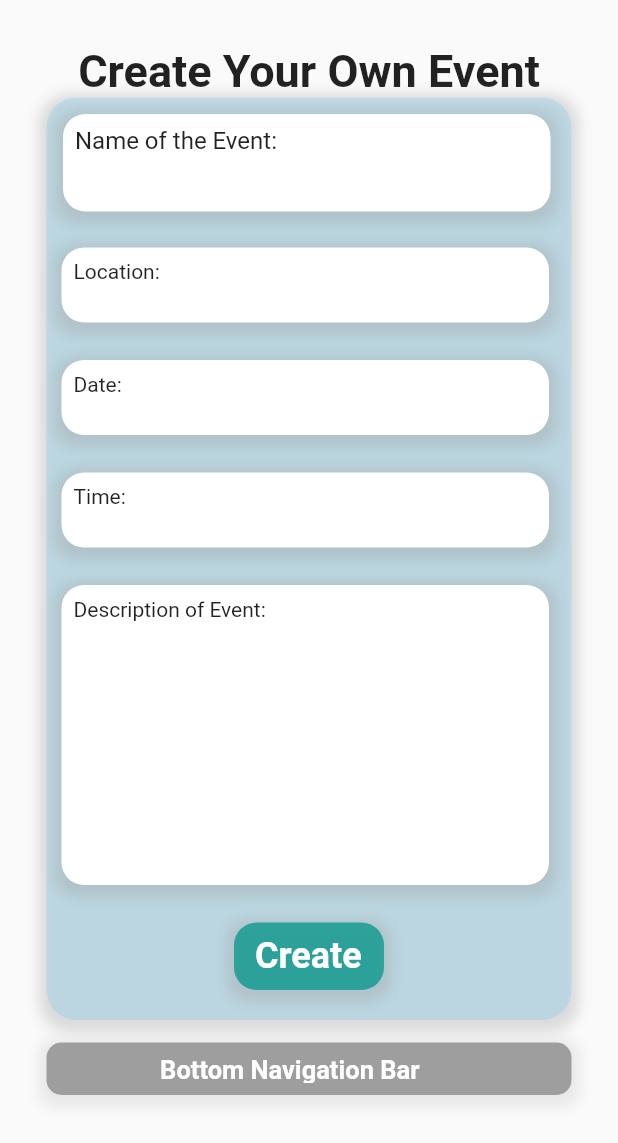
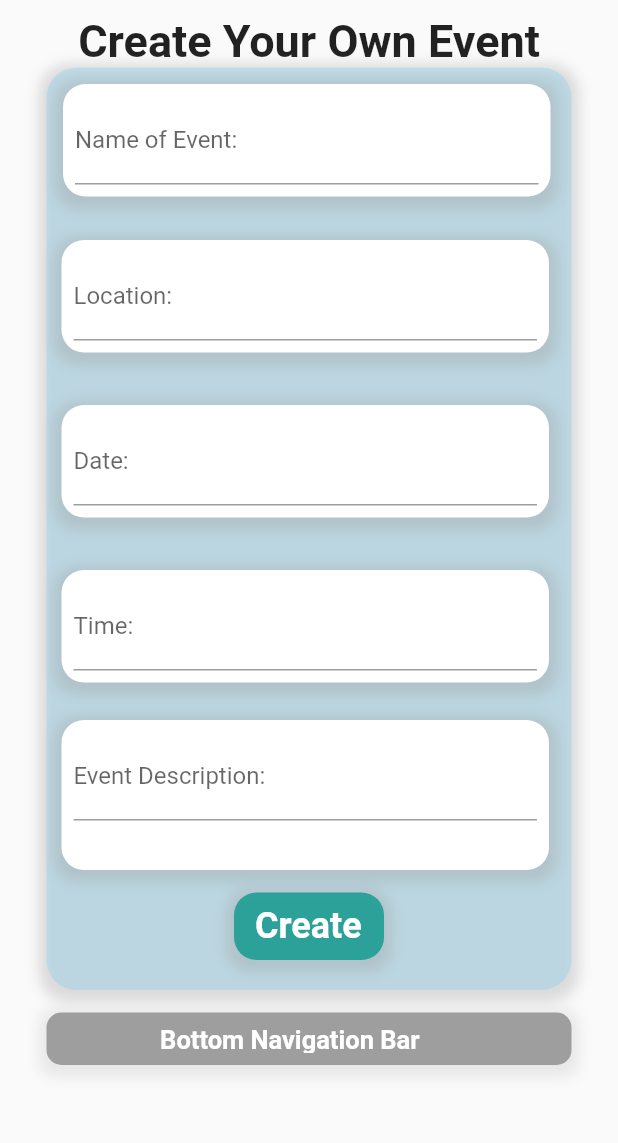
Before and after one commit to shamasaleem/flutter_app_eco_act2020, a Flutter app: the CreateOwnYourEvent screen opened directly, on a phone screen of 412 x 824 dp. Shown: the top 1143 px of the screen. Run offline on Flutter 3.47's test engine with Material 2 defaults, Android fonts, the phone set to English and light mode, and no system bars; our stand-ins replace curved_navigation_bar.

Commit message:
Commit 8

```diff
--- a/lib/main.dart
+++ b/lib/main.dart
@@ -27,7 +27,7 @@ class MyApp extends StatelessWidget {
   Widget build(BuildContext context) {
     return MaterialApp(
       title: 'Welcome to Flutter',
-      home: ForYouPt2(),
+      home: ChatFeature(),
     );
   }
 }
--- a/lib/screens/chose_your_interests.dart
+++ b/lib/screens/chose_your_interests.dart
@@ -158,13 +158,11 @@ class _ChooseYourInterestsState extends State<ChooseYourInterests> {
           ),
       ),
     ],
-
     ),
     ),
 
       ),
     ],
-
       ),
     );
   }
--- a/lib/screens/create_your_own_event.dart
+++ b/lib/screens/create_your_own_event.dart
@@ -12,7 +12,7 @@ class _CreateOwnYourEventState extends State<CreateOwnYourEvent> {
       body: Center(
         child: Column(
           children: <Widget>[
-            SizedBox (height: 30.0),
+            SizedBox(height: 10.0),
             Text ('Create Your Own Event',
                 style: TextStyle(
                   fontSize: 30,
@@ -52,20 +52,21 @@ class _CreateOwnYourEventState extends State<CreateOwnYourEvent> {
                         ),
                       ],
                     ),
-                  height: 65.0,
+                    height: 75.0,
                     width: 325.0,
                     child: Padding(
                         padding: const EdgeInsets.all(8.0),
-                    child: Text('Name of the Event:',
-                        style: TextStyle(
-                            fontSize: 16,
+                        child: TextField(
+                          obscureText: false,
+                          decoration: InputDecoration(
+                            labelText: 'Name of Event: ',
                           ),
-                    ),
+                        )
                     )
                 ),
               ),
               Positioned(
-                top: 100,
+                top: 115,
                 left: 10,
                 child: Container(
                   decoration: BoxDecoration (
@@ -80,16 +81,21 @@ class _CreateOwnYourEventState extends State<CreateOwnYourEvent> {
                       ),
                     ],
                   ),
-                  height: 50,
+                  height: 75,
                   width: 325,
                   child: Padding(
                       padding: const EdgeInsets.all(8.0),
-                    child: Text('Location:'),
+                      child: TextField(
+                        obscureText: false,
+                        decoration: InputDecoration(
+                          labelText: 'Location: ',
+                        ),
+                      )
                   ),
                 ),
               ),
               Positioned(
-                top: 175,
+                top: 225,
                 left: 10,
                 child: Container(
                   decoration: BoxDecoration (
@@ -104,16 +110,21 @@ class _CreateOwnYourEventState extends State<CreateOwnYourEvent> {
                       ),
                     ],
                   ),
-                  height: 50,
+                  height: 75,
                   width: 325,
                   child: Padding(
                       padding: const EdgeInsets.all(8.0),
-                    child: Text('Date:'),
+                      child: TextField(
+                        obscureText: false,
+                        decoration: InputDecoration(
+                          labelText: 'Date: ',
+                        ),
+                      )
                   ),
                 ),
               ),
               Positioned(
-                top: 250,
+                top: 335,
                 left: 10,
                 child: Container(
                   decoration: BoxDecoration (
@@ -128,17 +139,22 @@ class _CreateOwnYourEventState extends State<CreateOwnYourEvent> {
                       ),
                     ],
                   ),
-                  height: 50,
+                  height: 75,
                   width: 325,
                   child: Padding(
                       padding: const EdgeInsets.all(8.0),
-                    child: Text('Time:'),
+                      child: TextField(
+                        obscureText: false,
+                        decoration: InputDecoration(
+                          labelText: 'Time: ',
+                        ),
+                      )
                   ),
                 ),
               ),
 
               Positioned(
-                top: 325,
+                top: 435,
                 left: 10,
                 child: Container(
                   decoration: BoxDecoration (
@@ -153,11 +169,16 @@ class _CreateOwnYourEventState extends State<CreateOwnYourEvent> {
                       ),
                     ],
                   ),
-                  height: 200,
+                  height: 100,
                   width: 325,
                   child: Padding(
                       padding: const EdgeInsets.all(8.0),
-                    child: Text('Description of Event:'),
+                      child: TextField(
+                        obscureText: false,
+                        decoration: InputDecoration(
+                          labelText: 'Event Description: ',
+                        ),
+                      )
                   ),
                 ),
               ),
@@ -190,7 +211,8 @@ class _CreateOwnYourEventState extends State<CreateOwnYourEvent> {
                     ),
                   ),
                 ),
-              ),
+              )
+
             ],
           ),
             SizedBox(height: 15.0),
```
Also changed, not shown: lib/screens/chat_feature.dart (+14 -5 lines), lib/screens/create_petition.dart (+27 -23 lines), lib/screens/login_screen.dart (+17 -22 lines), lib/screens/members.dart (+47 -12 lines), lib/screens/networking.dart (+30 -0 lines), lib/screens/other_screen.dart (+5 -5 lines). Lines whose indentation alone changed are shown as unchanged.
